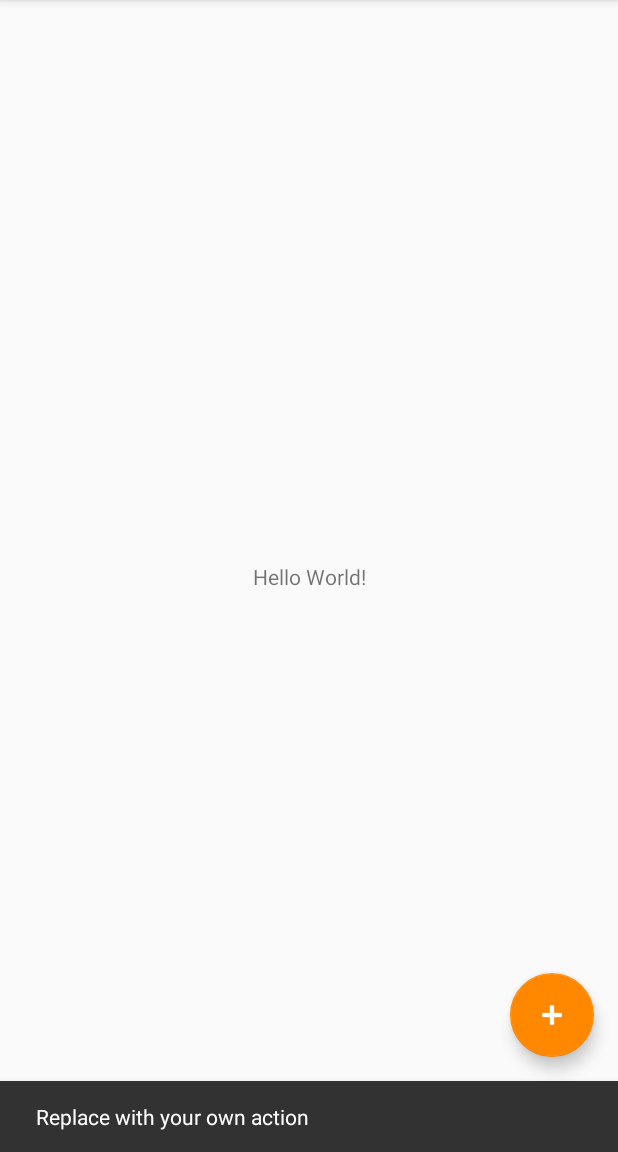
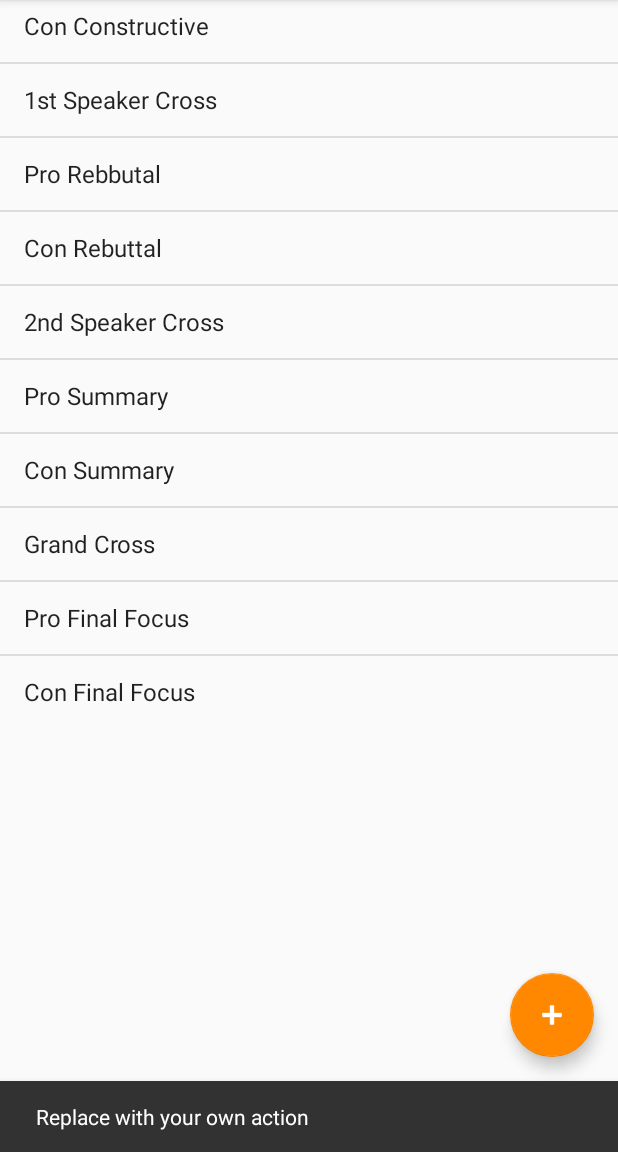
Before and after one commit to solodrpepper/RoomiesList1, an Android app: the screen it shows after launch (MainActivity), after a tap on an icon or button, on a phone screen of 412 x 824 dp, the part 84-1236 px from its top. Run offline under Robolectric (Android 15) with nearby library versions, the phone set to English and light mode, and no system bars.

Commit message:
Got a list view up, supposed to open new activity (doesn't exist yet)

```diff
--- a/app/src/main/java/com/example/austinkincade/roomieslist1/MainActivity.java
+++ b/app/src/main/java/com/example/austinkincade/roomieslist1/MainActivity.java
@@ -1,15 +1,20 @@
 package com.example.austinkincade.roomieslist1;
 
+import android.app.Activity;
+import android.content.Intent;
 import android.os.Bundle;
 import android.support.design.widget.FloatingActionButton;
 import android.support.design.widget.Snackbar;
 import android.support.v7.app.AppCompatActivity;
 import android.support.v7.widget.Toolbar;
+import android.util.Log;
 import android.view.View;
 import android.view.Menu;
 import android.view.MenuItem;
+import android.widget.AdapterView;
+import android.widget.ListView;
 
-public class MainActivity extends AppCompatActivity {
+public class MainActivity extends AppCompatActivity implements AdapterView.OnItemClickListener {
 
     @Override
     protected void onCreate(Bundle savedInstanceState) {
@@ -26,6 +31,9 @@ public class MainActivity extends AppCompatActivity {
                         .setAction("Action", null).show();
             }
         });
+
+        ListView listView = (ListView) findViewById(R.id.listView1);
+        listView.setOnItemClickListener(this);
     }
 
     @Override
@@ -49,4 +57,16 @@ public class MainActivity extends AppCompatActivity {
 
         return super.onOptionsItemSelected(item);
     }
+
+    @Override
+    public void onItemClick(AdapterView<?> parent, View view, int position, long id) {
+        Log.i("HelloListView", "You clicked Item: " + id + " at position:" + position);
+        // Then you start a new Activity via Intent
+        Intent intent = new Intent();
+        intent.setClass(this, ListItemDetail.class);
+        intent.putExtra("position", position);
+        // Or / And
+        intent.putExtra("id", id);
+        startActivity(intent);
+    }
 }
--- a/app/src/main/res/layout/activity_main.xml
+++ b/app/src/main/res/layout/activity_main.xml
@@ -35,4 +35,18 @@
         app:srcCompat="@android:drawable/ic_input_add"
         app:useCompatPadding="false" />
 
+    <RelativeLayout xmlns:android="http://schemas.android.com/apk/res/android"
+        android:layout_width="fill_parent"
+        android:layout_height="wrap_content">
+
+        <ListView
+            android:id="@+id/listView1"
+            android:layout_width="match_parent"
+            android:layout_height="wrap_content"
+            android:layout_alignParentLeft="true"
+            android:layout_alignParentTop="true"
+            android:entries="@array/sections" >
+        </ListView>
+    </RelativeLayout>
+
 </android.support.design.widget.CoordinatorLayout>
--- a/app/src/main/res/layout/content_main.xml
+++ b/app/src/main/res/layout/content_main.xml
@@ -8,13 +8,4 @@
     tools:context=".MainActivity"
     tools:showIn="@layout/activity_main">
 
-    <TextView
-        android:layout_width="wrap_content"
-        android:layout_height="wrap_content"
-        android:text="Hello World!"
-        app:layout_constraintBottom_toBottomOf="parent"
-        app:layout_constraintLeft_toLeftOf="parent"
-        app:layout_constraintRight_toRightOf="parent"
-        app:layout_constraintTop_toTopOf="parent" />
-
 </android.support.constraint.ConstraintLayout>
--- /dev/null
+++ b/app/src/main/res/values/array.xml
@@ -0,0 +1,16 @@
+<?xml version="1.0" encoding="utf-8"?>
+<resources>
+    <string-array name="sections">
+        <item >Pro Constructive</item>
+        <item >Con Constructive</item>
+        <item >1st Speaker Cross</item>
+        <item >Pro Rebbutal</item>
+        <item >Con Rebuttal</item>
+        <item >2nd Speaker Cross</item>
+        <item >Pro Summary</item>
+        <item >Con Summary</item>
+        <item >Grand Cross</item>
+        <item >Pro Final Focus</item>
+        <item >Con Final Focus</item>
+    </string-array>
+</resources>
```
Also changed, not shown: app/src/main/java/com/example/austinkincade/roomieslist1/ListItemDetail.java (added, +23 -0 lines), app/src/main/res/layout/activity_listitem.xml (added, +17 -0 lines).
